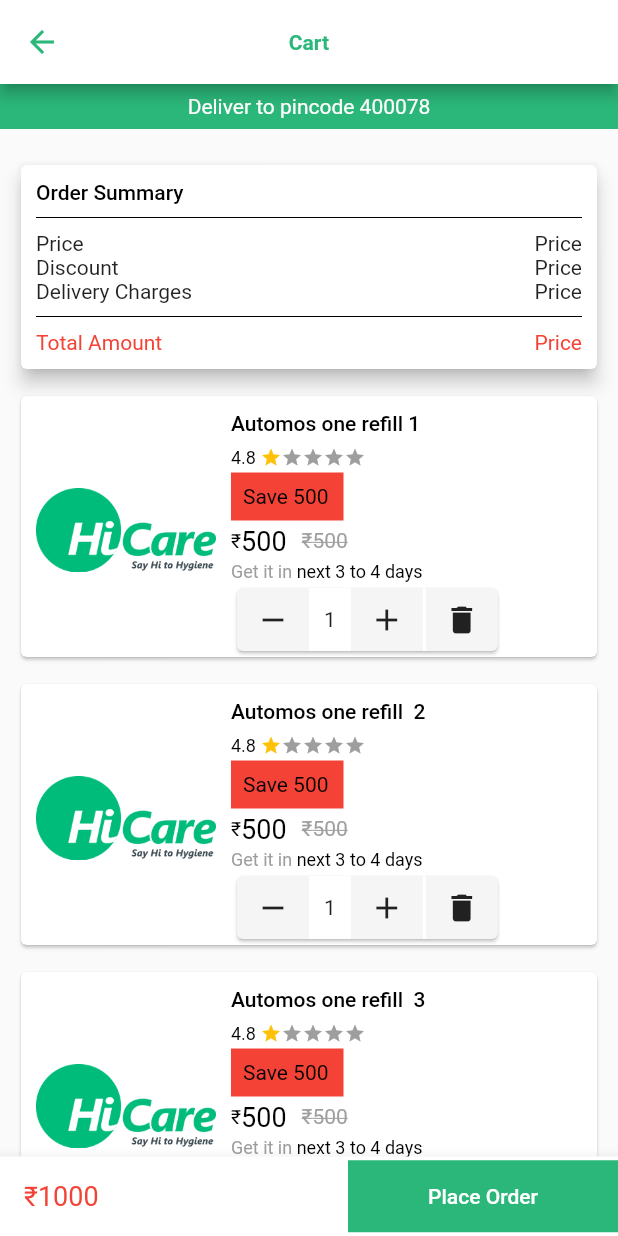
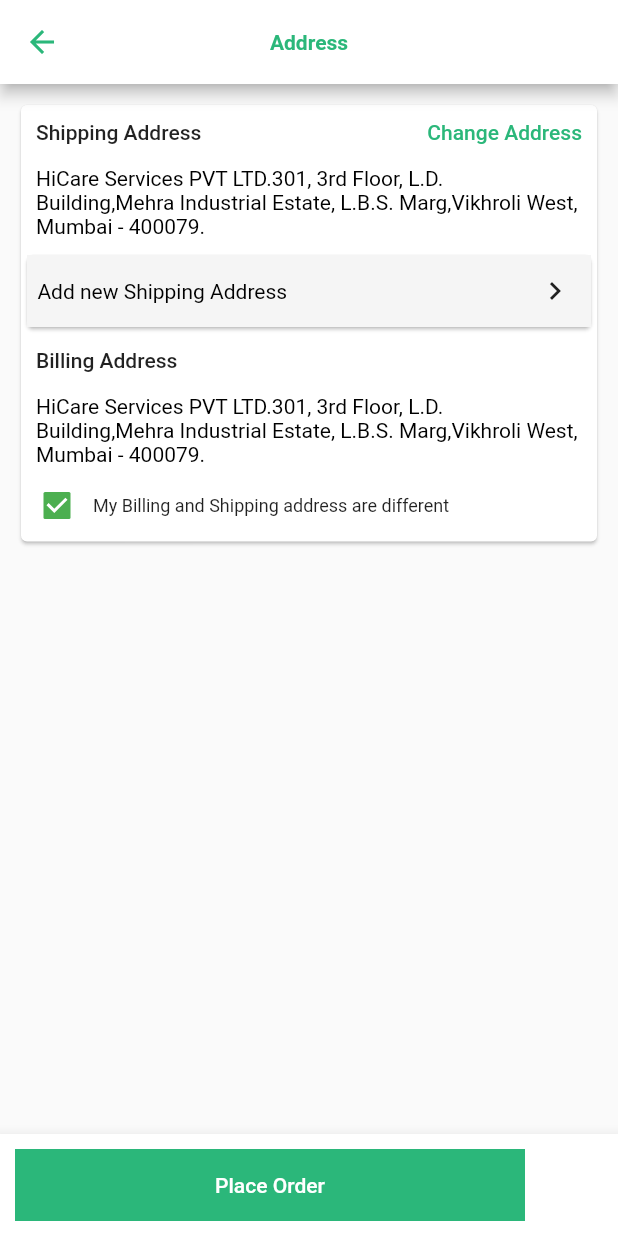
Before and after one commit to HiShubhamK/customerappflutter, a Flutter app: the HomeScreen screen opened directly, item 3 of the bottom bar chosen, on a phone screen of 412 x 824 dp. Run offline on Flutter 3.47's test engine with Material 2 defaults, Android fonts, the light colour scheme and no system bars; drawn by our look-alikes of flutter_rating_bar; our stand-ins replace animated_splash_screen, another_flushbar, carousel_slider, flare_flutter, flutter_otp_text_field, fluttertoast and 2 more; missing offline and left inert: dart:ffi; accounts and stored records are empty; network calls fail.

Commit message:
address_screen.dart done.

```diff
--- /dev/null
+++ b/lib/view/address_screen.dart
@@ -0,0 +1,142 @@
+import 'package:flutter/material.dart';
+
+class AddressScreen extends StatefulWidget{
+  @override
+  State<StatefulWidget> createState() {
+    // TODO: implement createState
+      return _AddressScreen();
+  }
+
+}
+
+class _AddressScreen extends State<AddressScreen> {
+  @override
+  Widget build(BuildContext context) {
+    // TODO: implement build
+    return Scaffold(
+
+      appBar: AppBar(
+        title: Text(
+          'Address',
+          style: TextStyle(
+              fontSize: 14,
+              color: Color.fromARGB(255, 43, 183, 122),
+              fontWeight: FontWeight.bold),
+        ),
+        centerTitle: true,
+        automaticallyImplyLeading: true,
+        // Remove the back arrow
+        backgroundColor: Colors.white,
+        iconTheme: IconThemeData(color: Color.fromARGB(255, 43, 183, 122)),
+      ),
+      bottomNavigationBar: BottomAppBar(
+        color: Colors.white,
+        child:Container(
+          child: Row(
+            children: [
+              Container(
+                width: 340,
+                color: Color.fromARGB(255, 43, 183, 122),
+                margin: EdgeInsets.all(10),
+                child: TextButton(onPressed: () {},
+                    child: Text('Place Order',style: TextStyle(color: Colors.white),)),
+              )
+            ],
+          ),
+        ),
+      ),
+
+      body: Column(
+        children: [
+          Container(
+            margin: EdgeInsets.all(10),
+            child: Card(
+              child: Column(
+                children: [
+                  Container(
+                      margin: EdgeInsets.all(10),
+                      child: Row(
+                        mainAxisAlignment: MainAxisAlignment.spaceBetween,
+                        children: [
+                          Text('Shipping Address',style: TextStyle(fontSize: 14,fontWeight: FontWeight.w500),),
+                          Text('Change Address',style: TextStyle(fontSize: 14,fontWeight: FontWeight.w500,color: Color.fromARGB(255, 43, 183, 122)),),
+                        ],
+                      )),
+                  SizedBox(height: 5),
+                  Container(
+                    width: double.infinity,
+                    height: 50,
+                    margin: EdgeInsets.fromLTRB(10, 0, 10, 0),
+                    // padding: const EdgeInsets.all(10),
+                    child: Text(
+                        'HiCare Services PVT LTD.301, 3rd Floor, L.D. Building,Mehra Industrial Estate, L.B.S. Marg,Vikhroli West, Mumbai - 400079.',
+                        maxLines: 4,
+                        overflow: TextOverflow.visible,
+                        style: TextStyle(color: Colors.black, fontSize: 14)),
+                  ),
+                  SizedBox(height: 5),
+
+                  Container(
+                    child: Card(
+                      child:Container(
+                        color: Color.fromARGB(245, 245, 245, 245),
+                        child: Row(
+                          mainAxisAlignment: MainAxisAlignment.spaceBetween,
+                          children: [
+                            Text('  Add new Shipping Address',
+                              style:TextStyle(color: Colors.black),),
+                            IconButton(onPressed: (){}, icon:Icon(Icons.keyboard_arrow_right_sharp))
+                          ],
+                        ),
+                      )
+                    ),
+                  ),
+
+
+                  Container(
+                      margin: EdgeInsets.all(10),
+                      child: Row(
+                        mainAxisAlignment: MainAxisAlignment.spaceBetween,
+                        children: [
+                          Text('Billing Address',style: TextStyle(fontSize: 14,fontWeight: FontWeight.w500),),
+                        ],
+                      )),
+
+                  SizedBox(height: 5),
+                  Container(
+                    width: double.infinity,
+                    height: 50,
+                    margin: EdgeInsets.fromLTRB(10, 0, 10, 0),
+                    // padding: const EdgeInsets.all(10),
+                    child: Text(
+                        'HiCare Services PVT LTD.301, 3rd Floor, L.D. Building,Mehra Industrial Estate, L.B.S. Marg,Vikhroli West, Mumbai - 400079.',
+                        maxLines: 4,
+                        overflow: TextOverflow.visible,
+                        style: TextStyle(color: Colors.black, fontSize: 14)),
+                  ),
+
+                  Container(
+                      child: Row(
+                        children: [
+                          Checkbox(
+                            value: true, // Set the initial value of the checkbox
+                            onChanged: (bool? newValue) {
+                              // Handle checkbox state changes here
+                            },
+                          ),
+                          Text(
+                            'My Billing and Shipping address are different',
+                            style: TextStyle(fontSize: 12),
+                          ),
+
+                        ],
+                      )),
+                ],
+              ),
+            ),
+          )
+        ],
+      ),
+    );
+  }
+}
--- a/lib/view/home_screen.dart
+++ b/lib/view/home_screen.dart
@@ -1,4 +1,5 @@
 import 'package:customerappdart/model/dashboardmodell.dart';
+import 'package:customerappdart/view/address_screen.dart';
 import 'package:customerappdart/view/cart_screen.dart';
 import 'package:customerappdart/view/product_screen.dart';
 import 'package:customerappdart/view/support_screen.dart';
@@ -64,7 +65,7 @@
             Navigator.push(
               context,
               MaterialPageRoute(
-                builder: (context) => CartScreen(),
+                builder: (context) => AddressScreen(),
                 // builder: (context) => ScreenSupport(),
               ),
             );
```
